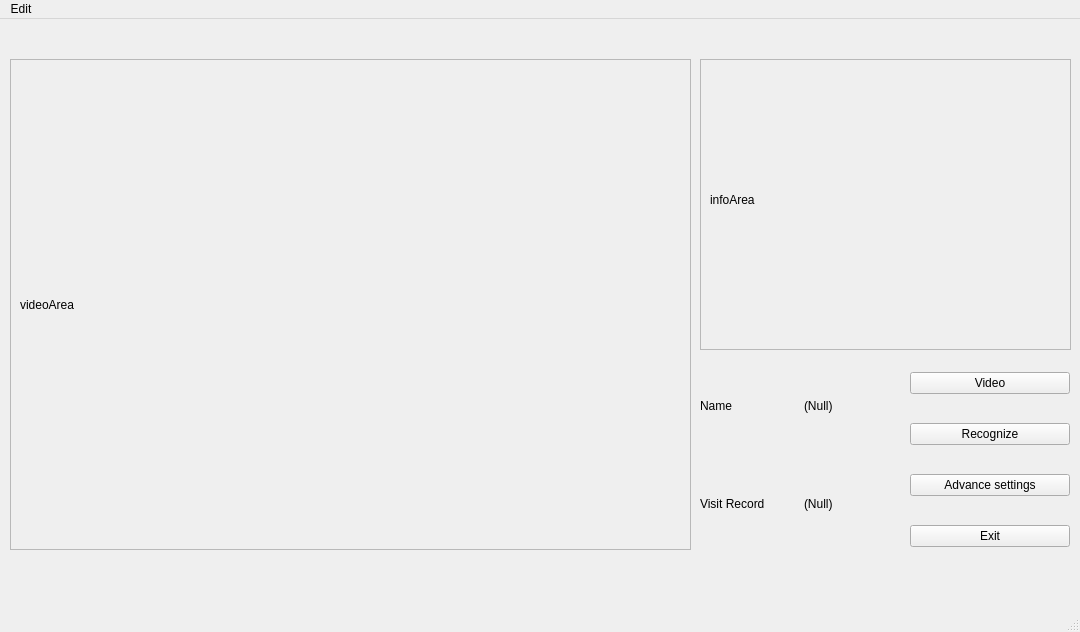
Above: GUI/uiMainwindow.ui from zhuhd15/Demo-System before the change. Below: the same form after it.
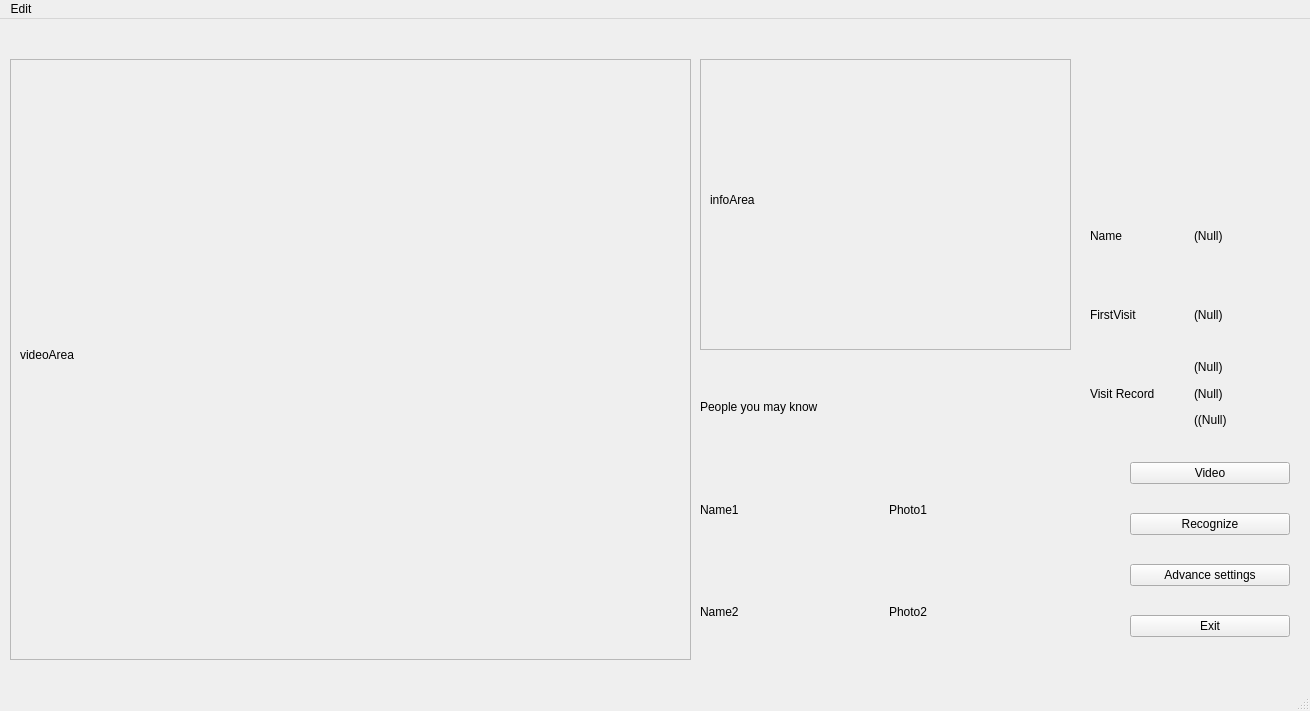
That is the form after the change.

```diff
--- a/GUI/uiMainwindow.ui
+++ b/GUI/uiMainwindow.ui
@@ -6,8 +6,8 @@
    <rect>
     <x>0</x>
     <y>0</y>
-    <width>1080</width>
-    <height>632</height>
+    <width>1310</width>
+    <height>711</height>
    </rect>
   </property>
   <property name="windowTitle">
@@ -20,7 +20,7 @@
       <x>10</x>
       <y>40</y>
       <width>681</width>
-      <height>491</height>
+      <height>601</height>
      </rect>
     </property>
     <property name="frameShape">
@@ -33,9 +33,9 @@
      <property name="geometry">
       <rect>
        <x>10</x>
-       <y>10</y>
+       <y>20</y>
        <width>661</width>
-       <height>471</height>
+       <height>551</height>
       </rect>
      </property>
      <property name="text">
@@ -46,8 +46,8 @@
    <widget class="QWidget" name="verticalLayoutWidget">
     <property name="geometry">
      <rect>
-      <x>910</x>
-      <y>330</y>
+      <x>1130</x>
+      <y>420</y>
       <width>160</width>
       <height>221</height>
      </rect>
@@ -118,10 +118,10 @@
    <widget class="QWidget" name="horizontalLayoutWidget">
     <property name="geometry">
      <rect>
-      <x>700</x>
-      <y>340</y>
+      <x>1090</x>
+      <y>180</y>
       <width>201</width>
-      <height>191</height>
+      <height>231</height>
      </rect>
     </property>
     <layout class="QHBoxLayout" name="horizontalLayout">
@@ -134,6 +134,13 @@
          </property>
         </widget>
        </item>
+       <item>
+        <widget class="QLabel" name="label_3">
+         <property name="text">
+          <string>FirstVisit</string>
+         </property>
+        </widget>
+       </item>
        <item>
         <widget class="QLabel" name="label_4">
          <property name="text">
@@ -146,7 +153,7 @@
      <item>
       <layout class="QVBoxLayout" name="verticalLayout_3">
        <item>
-        <widget class="QLabel" name="label_3">
+        <widget class="QLabel" name="QtuserName">
          <property name="text">
           <string>(Null)</string>
          </property>
@@ -159,17 +166,117 @@
          </property>
         </widget>
        </item>
+       <item>
+        <layout class="QVBoxLayout" name="verticalLayout_6">
+         <item>
+          <widget class="QLabel" name="QtVisit1">
+           <property name="text">
+            <string>(Null)</string>
+           </property>
+          </widget>
+         </item>
+         <item>
+          <widget class="QLabel" name="QtVisit2">
+           <property name="text">
+            <string>(Null)</string>
+           </property>
+          </widget>
+         </item>
+         <item>
+          <widget class="QLabel" name="QtVisit3">
+           <property name="text">
+            <string>((Null)</string>
+           </property>
+          </widget>
+         </item>
+        </layout>
+       </item>
       </layout>
      </item>
     </layout>
    </widget>
+   <widget class="QWidget" name="horizontalLayoutWidget_2">
+    <property name="geometry">
+     <rect>
+      <x>700</x>
+      <y>340</y>
+      <width>371</width>
+      <height>301</height>
+     </rect>
+    </property>
+    <layout class="QHBoxLayout" name="horizontalLayout_2">
+     <item>
+      <layout class="QVBoxLayout" name="verticalLayout_4">
+       <item>
+        <widget class="QLabel" name="label_7">
+         <property name="text">
+          <string>People you may know</string>
+         </property>
+        </widget>
+       </item>
+       <item>
+        <widget class="QLabel" name="QtName1">
+         <property name="text">
+          <string>Name1</string>
+         </property>
+        </widget>
+       </item>
+       <item>
+        <widget class="QLabel" name="QtName2">
+         <property name="text">
+          <string>Name2</string>
+         </property>
+        </widget>
+       </item>
+      </layout>
+     </item>
+     <item>
+      <layout class="QVBoxLayout" name="verticalLayout_5">
+       <item>
+        <widget class="QLabel" name="NULL_">
+         <property name="text">
+          <string/>
+         </property>
+        </widget>
+       </item>
+       <item>
+        <widget class="QLabel" name="QtPhoto1">
+         <property name="text">
+          <string>Photo1</string>
+         </property>
+        </widget>
+       </item>
+       <item>
+        <widget class="QLabel" name="QtPhoto2">
+         <property name="text">
+          <string>Photo2</string>
+         </property>
+        </widget>
+       </item>
+      </layout>
+     </item>
+    </layout>
+   </widget>
+   <widget class="QLabel" name="QtPhoto">
+    <property name="geometry">
+     <rect>
+      <x>1090</x>
+      <y>40</y>
+      <width>191</width>
+      <height>131</height>
+     </rect>
+    </property>
+    <property name="text">
+     <string/>
+    </property>
+   </widget>
   </widget>
   <widget class="QMenuBar" name="menubar">
    <property name="geometry">
     <rect>
      <x>0</x>
      <y>0</y>
-     <width>1080</width>
+     <width>1310</width>
      <height>31</height>
     </rect>
    </property>
```
Left out of the diff: 6 changed lines with no effect on the pictures.
